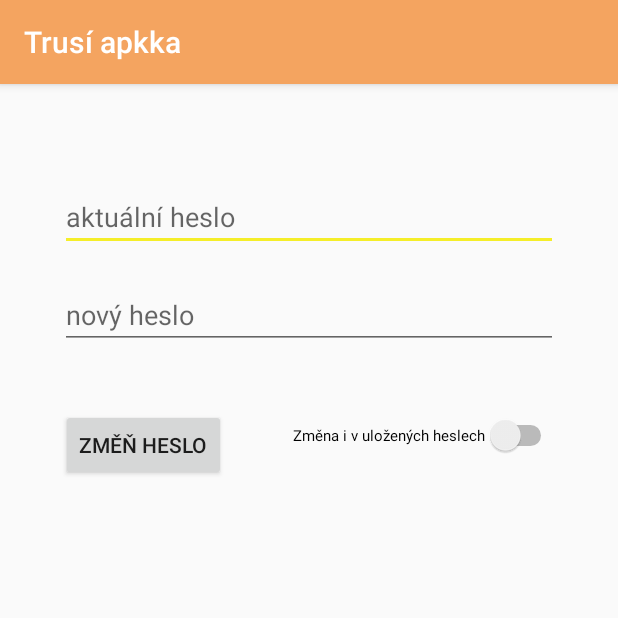
After one commit to jumbo1893/Trus, an Android app: the fragment UserInteractionFragment shown on its own in the app's theme, on a phone screen of 412 x 824 dp, the top half of it. The commit adds this screen. Run offline under Robolectric (Android 15) with nearby library versions, the phone set to English and light mode, and no system bars; our stand-ins replace Firebase (no records; nobody signed in at launch, a user with empty details on screens opened directly); 1 statement that could not run was skipped.

Commit message:
Přidání UserInterAction fragmentu, úprava souviaejícího modelu a viewmodelu

```diff
--- a/app/src/main/java/com/jumbo/trus/CustomUserFragment.java
+++ b/app/src/main/java/com/jumbo/trus/CustomUserFragment.java
@@ -12,7 +12,7 @@ import com.jumbo.trus.user.User;
 
 public class CustomUserFragment extends Fragment {
     protected User user;
-    private MainActivityViewModel mainActivityViewModel;
+    protected MainActivityViewModel mainActivityViewModel;
 
     protected void initMainActivityViewModel() {
         mainActivityViewModel = new ViewModelProvider(requireActivity()).get(MainActivityViewModel.class);
--- a/app/src/main/java/com/jumbo/trus/MainActivity.java
+++ b/app/src/main/java/com/jumbo/trus/MainActivity.java
@@ -18,6 +18,7 @@ import com.jumbo.trus.season.SeasonsFragment;
 import com.jumbo.trus.statistics.BeerStatisticsFragment;
 import com.jumbo.trus.statistics.FineStatisticsFragment;
 import com.jumbo.trus.user.User;
+import com.jumbo.trus.user.UserInteractionFragment;
 
 import androidx.annotation.NonNull;
 import androidx.fragment.app.Fragment;
@@ -198,6 +199,7 @@ public class MainActivity extends AppCompatActivity implements PopupMenu.OnMenuI
         adapter.addFragment(new FineFragment());
         adapter.addFragment(new BeerStatisticsFragment());
         adapter.addFragment(new FineStatisticsFragment());
+        adapter.addFragment(new UserInteractionFragment());
         viewPager.setAdapter(adapter);
     }
 
@@ -282,6 +284,10 @@ public class MainActivity extends AppCompatActivity implements PopupMenu.OnMenuI
                 setTitle("Statistika pokut");
                 viewPager.setCurrentItem(9);
                 return true;
+            case R.id.user:
+                setTitle("Nastavení uživatele");
+                viewPager.setCurrentItem(10);
+                return true;
             default:
                 return false;
         }
--- a/app/src/main/java/com/jumbo/trus/user/User.java
+++ b/app/src/main/java/com/jumbo/trus/user/User.java
@@ -20,11 +20,6 @@ public class User extends Model {
     public User() {
     }
 
-    public boolean nameEquals(User user) {
-        if (this == user) return true;
-        if (user == null || getClass() != user.getClass()) return false;
-        return user.getName().equals(this.getName());
-    }
     public String getPassword() {
         return password;
     }
--- /dev/null
+++ b/app/src/main/java/com/jumbo/trus/user/UserInteractionFragment.java
@@ -0,0 +1,138 @@
+package com.jumbo.trus.user;
+
+import android.content.Context;
+import android.os.Bundle;
+import android.text.Editable;
+import android.text.TextWatcher;
+import android.util.Log;
+import android.view.LayoutInflater;
+import android.view.View;
+import android.view.ViewGroup;
+import android.widget.Button;
+import android.widget.EditText;
+import android.widget.ProgressBar;
+import android.widget.Switch;
+import android.widget.Toast;
+
+
+import androidx.lifecycle.Lifecycle;
+import androidx.lifecycle.Observer;
+import androidx.lifecycle.ViewModelProvider;
+
+import com.jumbo.trus.CustomUserFragment;
+import com.jumbo.trus.R;
+
+import java.security.NoSuchAlgorithmException;
+import java.util.List;
+import java.util.Objects;
+
+
+public class UserInteractionFragment extends CustomUserFragment implements View.OnClickListener, TextWatcher {
+
+    private static final String TAG = "UserInteractionFragment";
+
+    private EditText et_old_password, et_new_password;
+    private Button btn_password_change;
+    private Switch sw_change_preferences;
+    private ProgressBar progress_bar;
+
+    private LoginViewModel loginViewModel;
+
+    @Override
+    public View onCreateView(LayoutInflater inflater, ViewGroup container,
+                             Bundle savedInstanceState) {
+
+        View view = inflater.inflate(R.layout.fragment_user_interaction, container, false);
+        et_old_password = view.findViewById(R.id.et_old_password);
+        et_new_password = view.findViewById(R.id.et_new_password);
+        btn_password_change = view.findViewById(R.id.btn_password_change);
+        sw_change_preferences = view.findViewById(R.id.sw_change_preferences);
+        progress_bar = view.findViewById(R.id.progress_bar);
+        btn_password_change.setOnClickListener(this);
+        loginViewModel = new ViewModelProvider(requireActivity()).get(LoginViewModel.class);
+        loginViewModel.init();
+        showProgressBar();
+        initMainActivityViewModel();
+
+        loginViewModel.isUpdating().observe(getViewLifecycleOwner(), new Observer<Boolean>() {
+            @Override
+            public void onChanged(Boolean aBoolean) {
+                if (aBoolean) {
+                    showProgressBar();
+                }
+                else {
+                    hideProgressBar();
+                }
+            }
+        });
+        loginViewModel.getAlert().observe(getViewLifecycleOwner(), new Observer<String>() {
+            @Override
+            public void onChanged(String s) {
+                //podmínka aby se upozornění nezobrazovalo vždy když se mění fragment
+                if (getLifecycle().getCurrentState() == Lifecycle.State.RESUMED) {
+                    Toast.makeText(getActivity(), s, Toast.LENGTH_SHORT).show();
+                }
+            }
+        });
+
+        loginViewModel.getUsers().observe(getViewLifecycleOwner(), new Observer<List<User>>() {
+            @Override
+            public void onChanged(List<User> users) {
+                hideProgressBar();
+                et_new_password.setFocusableInTouchMode(true);
+                et_old_password.setFocusableInTouchMode(true);
+            }
+        });
+
+        loginViewModel.getUser().observe(getViewLifecycleOwner(), new Observer<User>() {
+            @Override
+            public void onChanged(User user) {
+                Log.d(TAG, "změna hesla " + user);
+                if (sw_change_preferences.isChecked()) {
+                    Objects.requireNonNull(getActivity()).getSharedPreferences("Preferences", Context.MODE_PRIVATE)
+                            .edit()
+                            .putString("password", user.getPassword())
+                            .apply();
+                }
+                mainActivityViewModel.setUser(user);
+            }
+        });
+        return view;
+    }
+
+
+    private void showProgressBar() {
+        progress_bar.setVisibility(View.VISIBLE);
+    }
+
+    private void hideProgressBar() {
+        progress_bar.setVisibility(View.GONE);
+    }
+
+
+    @Override
+    public void beforeTextChanged(CharSequence s, int start, int count, int after) {
+
+    }
+
+    @Override
+    public void onTextChanged(CharSequence s, int start, int before, int count) {
+
+    }
+
+    @Override
+    public void afterTextChanged(Editable s) {
+
+    }
+
+    @Override
+    public void onClick(View v) {
+        String newPassword = et_new_password.getText().toString().trim();
+        String oldPassword = et_old_password.getText().toString().trim();
+        switch (v.getId()) {
+            case R.id.btn_password_change:
+                loginViewModel.editUserPasswordInRepository(newPassword, oldPassword, user);
+                break;
+        }
+    }
+}
--- /dev/null
+++ b/app/src/main/res/layout/fragment_user_interaction.xml
@@ -0,0 +1,79 @@
+<?xml version="1.0" encoding="utf-8"?>
+<androidx.constraintlayout.widget.ConstraintLayout xmlns:android="http://schemas.android.com/apk/res/android"
+    xmlns:app="http://schemas.android.com/apk/res-auto"
+    xmlns:tools="http://schemas.android.com/tools"
+    android:id="@+id/container"
+    android:layout_width="match_parent"
+    android:layout_height="match_parent"
+    android:paddingLeft="@dimen/activity_horizontal_margin"
+    android:paddingTop="@dimen/activity_vertical_margin"
+    android:paddingRight="@dimen/activity_horizontal_margin"
+    android:paddingBottom="@dimen/activity_vertical_margin"
+    tools:context=".user.UserInteractionFragment">
+
+    <EditText
+        android:id="@+id/et_old_password"
+        android:layout_width="0dp"
+        android:layout_height="wrap_content"
+        android:layout_marginStart="24dp"
+        android:layout_marginTop="50dp"
+        android:layout_marginEnd="24dp"
+        android:hint="aktuální heslo"
+        android:inputType="textPassword"
+        android:selectAllOnFocus="true"
+        app:layout_constraintEnd_toEndOf="parent"
+        app:layout_constraintStart_toStartOf="parent"
+        app:layout_constraintTop_toTopOf="parent" />
+
+    <EditText
+        android:id="@+id/et_new_password"
+        android:layout_width="0dp"
+        android:layout_height="wrap_content"
+        android:layout_marginStart="24dp"
+        android:layout_marginTop="20dp"
+        android:layout_marginEnd="24dp"
+        android:hint="nový heslo"
+        android:inputType="textPassword"
+        android:selectAllOnFocus="true"
+        app:layout_constraintEnd_toEndOf="parent"
+        app:layout_constraintStart_toStartOf="parent"
+        app:layout_constraintTop_toBottomOf="@id/et_old_password" />
+
+    <Button
+        android:id="@+id/btn_password_change"
+        android:layout_width="wrap_content"
+        android:layout_height="wrap_content"
+        android:layout_gravity="start"
+        android:layout_marginTop="40dp"
+        android:text="změň heslo"
+        app:layout_constraintEnd_toStartOf="@+id/sw_change_preferences"
+        app:layout_constraintStart_toStartOf="parent"
+        app:layout_constraintTop_toBottomOf="@id/et_new_password"/>
+
+    <Switch
+        android:id="@+id/sw_change_preferences"
+        android:layout_width="wrap_content"
+        android:layout_height="wrap_content"
+        android:layout_gravity="start"
+        android:layout_marginStart="20dp"
+        android:text="Změna i v uložených heslech"
+        android:textSize="10sp"
+        app:layout_constraintEnd_toEndOf="parent"
+        app:layout_constraintStart_toEndOf="@id/btn_password_change"
+        app:layout_constraintTop_toTopOf="@+id/btn_password_change"
+        app:layout_constraintBottom_toBottomOf="@+id/btn_password_change"
+        app:layout_constraintVertical_bias="0.2" />
+
+    <RelativeLayout
+        android:layout_width="match_parent"
+        android:layout_height="match_parent">
+
+        <ProgressBar
+            android:layout_width="wrap_content"
+            android:layout_height="wrap_content"
+            android:id="@+id/progress_bar"
+            android:layout_centerInParent="true"
+            android:visibility="gone"/>
+
+    </RelativeLayout>
+</androidx.constraintlayout.widget.ConstraintLayout>
```
Also changed, not shown: app/src/main/java/com/jumbo/trus/user/LoginActivity.java (+1 -8 lines), app/src/main/java/com/jumbo/trus/user/LoginViewModel.java (+60 -13 lines).
